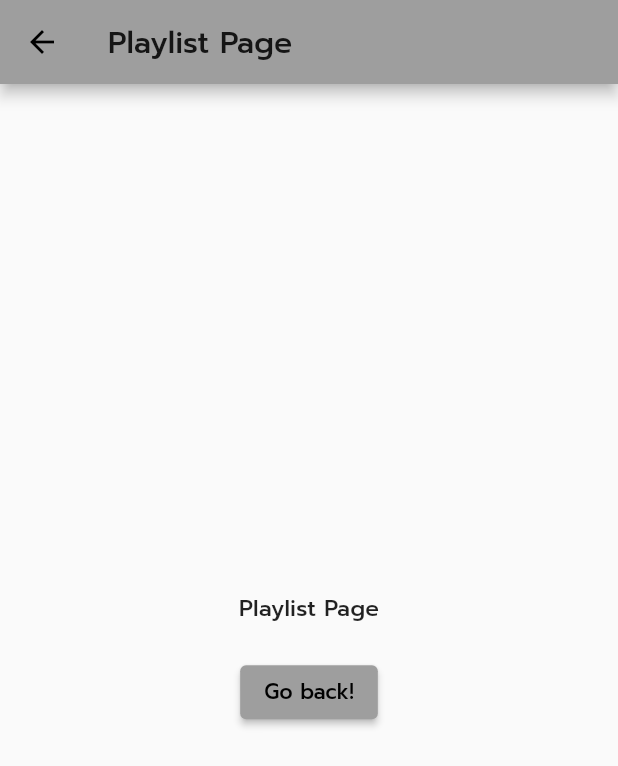
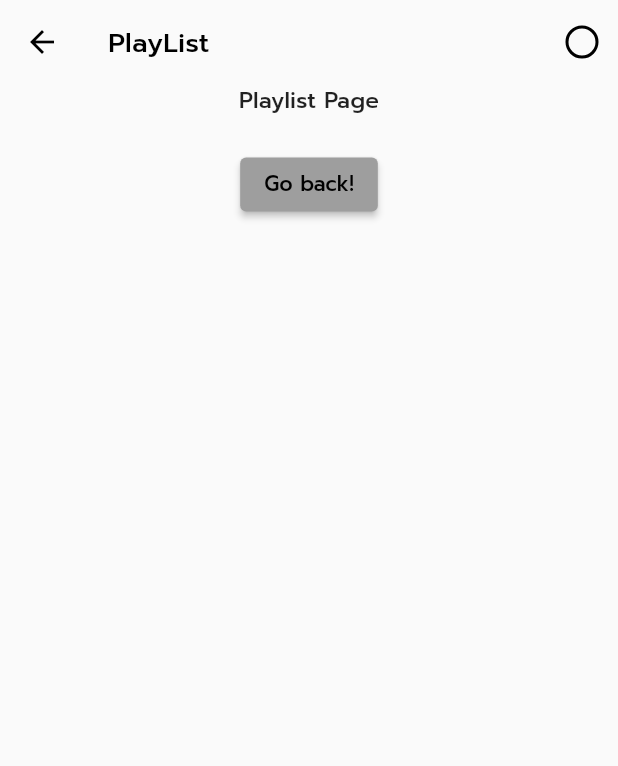
Before and after one commit to pho0m/thap, a Flutter app: the PlaylistPage screen opened directly, on a phone screen of 412 x 824 dp. Shown: the top 766 px of the screen. Run offline on Flutter 3.47's test engine with Material 2 defaults, Android fonts, the phone set to English and light mode, and no system bars; our stand-ins replace carousel_slider, flutter_feather_icons.

Commit message:
creat playlist page appbar and body

```diff
--- a/lib/screens/playlist/playlist_page.dart
+++ b/lib/screens/playlist/playlist_page.dart
@@ -1,15 +1,17 @@
+import 'package:dt_app/theme/constant.dart';
 import 'package:flutter/material.dart';
+import 'package:flutter_feather_icons/flutter_feather_icons.dart';
 
 class PlaylistPage extends StatelessWidget {
   const PlaylistPage({Key? key}) : super(key: key);
 
   @override
   Widget build(BuildContext context) {
+    double _width = MediaQuery.of(context).size.width;
     return Scaffold(
-      appBar: AppBar(
-        title: const Text("Playlist Page"),
-      ),
-      body: Center(
+        appBar: appBar(_width),
+        body: _body([
+          Center(
             child: Column(
               mainAxisAlignment: MainAxisAlignment.center,
               crossAxisAlignment: CrossAxisAlignment.center,
@@ -27,6 +29,35 @@ class PlaylistPage extends StatelessWidget {
               ],
             ),
           ),
+        ]));
+  }
+
+  Widget _body(List<Widget> inhome) {
+    return SafeArea(
+      child: SingleChildScrollView(
+        child: Column(
+          children: inhome,
+        ),
+      ),
+    );
+  }
+
+  AppBar appBar(double width) {
+    return AppBar(
+      backgroundColor: Colors.transparent,
+      shadowColor: Colors.transparent,
+      title: const Text(
+        "PlayList",
+        style: head3,
+      ),
+      elevation: 0,
+      actions: [
+        IconButton(
+          color: Colors.black,
+          icon: const Icon(FeatherIcons.circle),
+          onPressed: () {},
+        ),
+      ],
     );
   }
 }
```
Lines whose indentation alone changed are shown as unchanged.
